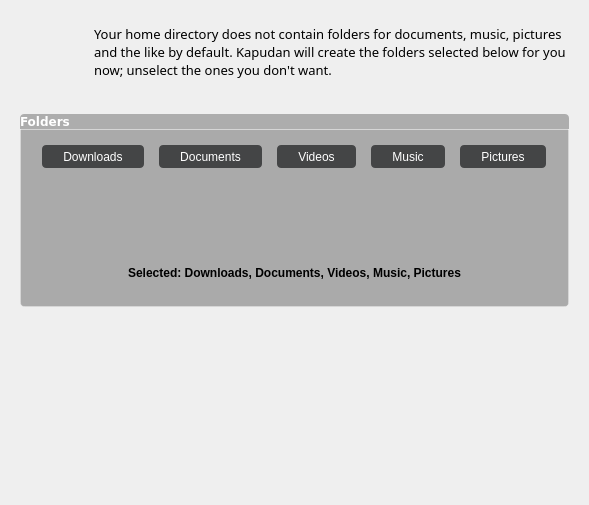
Old version of the form ui/ui_scrFolder.ui in the repository rshipp/kapudan.
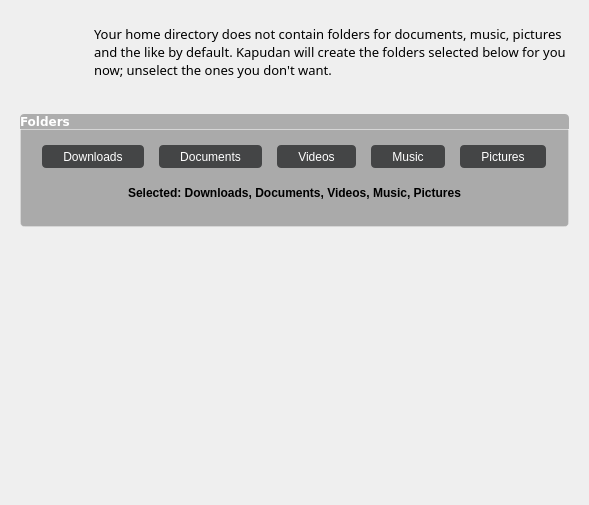
New version of the form. Icons and pictures are not drawn.

Commit message: Shortened spacer on Folder screen.

Diff of the .ui file:
```diff
--- a/ui/ui_scrFolder.ui
+++ b/ui/ui_scrFolder.ui
@@ -231,10 +231,13 @@
           <property name="orientation">
            <enum>Qt::Vertical</enum>
           </property>
+          <property name="sizeType">
+           <enum>QSizePolicy::Minimum</enum>
+          </property>
           <property name="sizeHint" stdset="0">
            <size>
             <width>20</width>
-            <height>16</height>
+            <height>8</height>
            </size>
           </property>
          </spacer>
```
Left out of the diff: 20 changed lines with no effect on the pictures. The commit also changes 1 other file.
